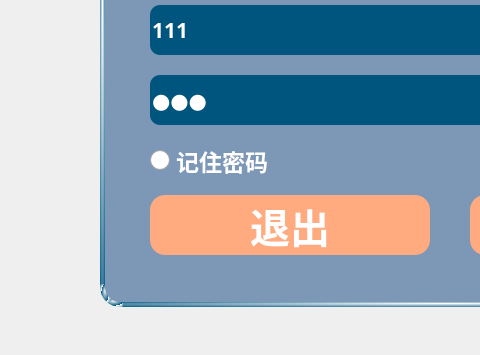
Qt form Dialog/login.ui (bjc123321/30KWZFDZZJCY) before a commit; both pictures show x 0 to 480 and y 165 to 520 of the 932 by 520 pixel window.
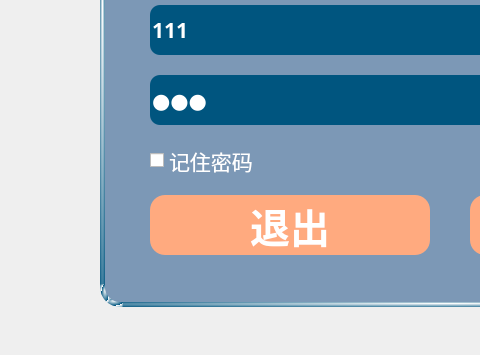
The same form after that commit. Icons and pictures are not drawn.

Diff of the .ui file:
```diff
--- a/Dialog/login.ui
+++ b/Dialog/login.ui
@@ -234,69 +234,6 @@
      <string>退出</string>
     </property>
    </widget>
-   <widget class="QRadioButton" name="radRemember">
-    <property name="geometry">
-     <rect>
-      <x>50</x>
-      <y>270</y>
-      <width>141</width>
-      <height>31</height>
-     </rect>
-    </property>
-    <property name="font">
-     <font>
-      <family>黑体</family>
-      <pointsize>17</pointsize>
-      <weight>75</weight>
-      <bold>true</bold>
-     </font>
-    </property>
-    <property name="cursor">
-     <cursorShape>PointingHandCursor</cursorShape>
-    </property>
-    <property name="styleSheet">
-     <string notr="true">QRadioButton::indicator {
-    width: 20px;
-    height: 20px;
-}
- 
-QRadioButton::indicator::unchecked {
-image: url(:/res/account/unchecked.png);
-}
- 
-QRadioButton::indicator:unchecked:hover {
-image: url(:/res/account/unchecked.png);
-}
- 
-QRadioButton::indicator:unchecked:pressed {
-image: url(:/res/account/unchecked.png);
-}
- 
-QRadioButton::indicator::checked {
-image: url(:/res/account/checked.png);
-}
- 
-QRadioButton::indicator:checked:hover {
-image: url(:/res/account/checked.png);
-}
- 
-QRadioButton::indicator:checked:pressed {
-image: url(:/res/account/checked.png);
-}
-QRadioButton {
-color: rgb(255, 255, 255);
-}</string>
-    </property>
-    <property name="text">
-     <string>记住密码</string>
-    </property>
-    <property name="iconSize">
-     <size>
-      <width>30</width>
-      <height>16</height>
-     </size>
-    </property>
-   </widget>
    <widget class="QPushButton" name="btnPassword">
     <property name="geometry">
      <rect>
@@ -328,6 +265,37 @@
      <bool>true</bool>
     </property>
    </widget>
+   <widget class="QCheckBox" name="checkBox">
+    <property name="geometry">
+     <rect>
+      <x>50</x>
+      <y>270</y>
+      <width>111</width>
+      <height>31</height>
+     </rect>
+    </property>
+    <property name="font">
+     <font>
+      <family>黑体</family>
+      <pointsize>16</pointsize>
+      <weight>50</weight>
+      <italic>false</italic>
+      <bold>false</bold>
+     </font>
+    </property>
+    <property name="styleSheet">
+     <string notr="true">color:white;</string>
+    </property>
+    <property name="text">
+     <string>记住密码</string>
+    </property>
+    <property name="iconSize">
+     <size>
+      <width>32</width>
+      <height>32</height>
+     </size>
+    </property>
+   </widget>
   </widget>
  </widget>
  <resources/>
```
